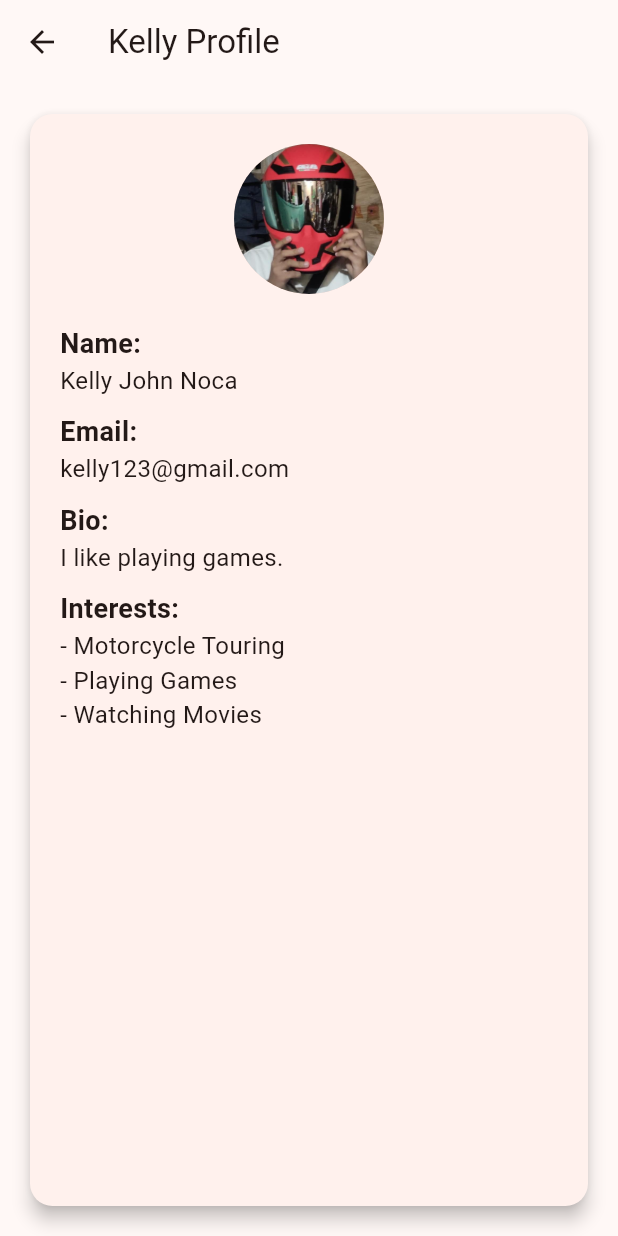
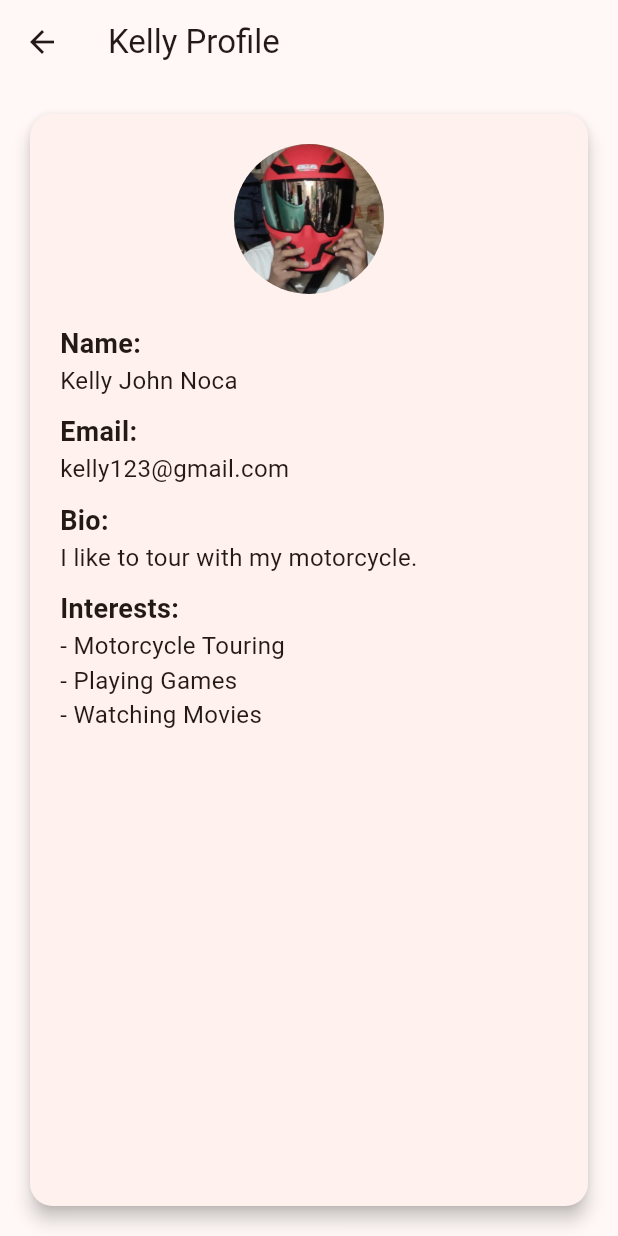
Before and after one commit to JonelPabulayan/cis_228_our_profile, a Flutter app: the KellyProfileScreen screen opened by its route, on a phone screen of 412 x 824 dp. Run offline on Flutter 3.47's test engine with Material 3 defaults, Android fonts, the phone set to English and light mode, and no system bars.

Commit message:
commit
changed some info

```diff
--- a/lib/profile_screens/kelly_profile_screen.dart
+++ b/lib/profile_screens/kelly_profile_screen.dart
@@ -73,7 +73,7 @@ class KellyProfileScreen extends StatelessWidget {
                   style: TextStyle(fontSize: 18, fontWeight: FontWeight.bold),
                 ),
                 const Text(
-                  "I like playing games.",
+                  "I like to tour with my motorcycle.",
                   style: TextStyle(fontSize: 16),
                 ),
                 const SizedBox(height: 10),
```
